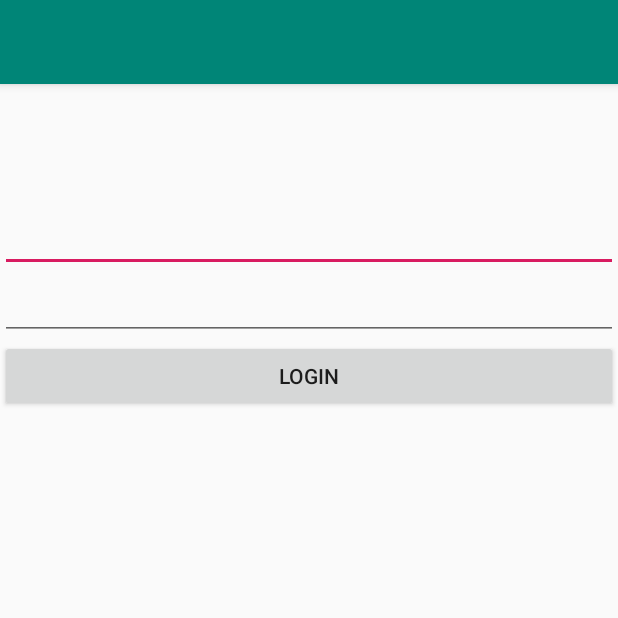
After one commit to JesusGo115/CST438-Project-One-Course-App, an Android app: the LoginActivity screen opened directly, with no data from a screen before it, on a phone screen of 412 x 824 dp, the top half of it. The commit adds this screen. Run offline under Robolectric (Android 15) with nearby library versions, the phone set to English and light mode, and no system bars.

Commit message:
working on login activity

```diff
--- /dev/null
+++ b/app/src/main/java/com/example/projectonecourseapp/LoginActivity.java
@@ -0,0 +1,30 @@
+package com.example.projectonecourseapp;
+
+import androidx.appcompat.app.AppCompatActivity;
+
+import android.os.Bundle;
+import android.view.View;
+import android.widget.Button;
+import android.widget.EditText;
+
+public class LoginActivity extends AppCompatActivity {
+
+    @Override
+    protected void onCreate(Bundle savedInstanceState) {
+        super.onCreate(savedInstanceState);
+        setContentView(R.layout.activity_login);
+
+        final EditText username = findViewById(R.id.username);
+        final EditText password = findViewById(R.id.password);
+
+        Button login_button = findViewById(R.id.login_button);
+        login_button.setOnClickListener(new View.OnClickListener() {
+            @Override
+            public void onClick(View v) {
+                String username_ = username.getText().toString();
+                String password_ = password.getText().toString();
+
+            }
+        });
+    }
+}
--- /dev/null
+++ b/app/src/main/res/layout/activity_login.xml
@@ -0,0 +1,46 @@
+<?xml version="1.0" encoding="utf-8"?>
+<LinearLayout xmlns:android="http://schemas.android.com/apk/res/android"
+    xmlns:app="http://schemas.android.com/apk/res-auto"
+    android:orientation="vertical"
+    android:layout_width="match_parent"
+    android:layout_height="match_parent">
+
+    <com.google.android.material.appbar.AppBarLayout
+        android:layout_width="match_parent"
+        android:layout_height="wrap_content"
+        android:theme="@style/AppTheme.AppBarOverlay">
+
+        <androidx.appcompat.widget.Toolbar
+            android:id="@+id/toolbar"
+            android:layout_width="match_parent"
+            android:layout_height="?attr/actionBarSize"
+            android:background="?attr/colorPrimary"
+            app:popupTheme="@style/AppTheme.PopupOverlay" />
+
+    </com.google.android.material.appbar.AppBarLayout>
+
+    <TextView
+        android:layout_width="match_parent"
+        android:layout_height="80dp"
+        android:id="@+id/message" />
+
+    <EditText
+        android:layout_width="match_parent"
+        android:layout_height="wrap_content"
+        android:id="@+id/username"
+        android:hint="@string/username"/>
+
+    <EditText
+        android:layout_width="match_parent"
+        android:layout_height="wrap_content"
+        android:id="@+id/password"
+        android:inputType="textPassword"
+        android:hint="@string/password" />
+
+    <Button
+        android:layout_width="match_parent"
+        android:layout_height="wrap_content"
+        android:text="@string/login"
+        android:id="@+id/login_button" />
+
+</LinearLayout>
--- a/app/src/main/res/values/colors.xml
+++ b/app/src/main/res/values/colors.xml
@@ -1,6 +1,6 @@
 <?xml version="1.0" encoding="utf-8"?>
 <resources>
-    <color name="colorPrimary">#6200EE</color>
-    <color name="colorPrimaryDark">#3700B3</color>
-    <color name="colorAccent">#03DAC5</color>
+    <color name="colorPrimary">#008577</color>
+    <color name="colorPrimaryDark">#00574B</color>
+    <color name="colorAccent">#D81B60</color>
 </resources>
--- /dev/null
+++ b/app/src/main/res/values/ids.xml
@@ -0,0 +1,6 @@
+<?xml version="1.0" encoding="utf-8"?>
+<resources>
+    <item name="username" type="id" />
+    <item name="password" type="id" />
+    <item name="login_button" type="id" />
+</resources>
--- a/app/src/main/res/values/strings.xml
+++ b/app/src/main/res/values/strings.xml
@@ -1,3 +1,7 @@
 <resources>
     <string name="app_name">Project One Course App</string>
+    <string name="username" />
+    <string name="password" />
+    <string name="login">Login</string>
+    <string name="title">Grade Tracker</string>
 </resources>
--- a/app/src/main/res/values/styles.xml
+++ b/app/src/main/res/values/styles.xml
@@ -8,4 +8,13 @@
         <item name="colorAccent">@color/colorAccent</item>
     </style>
 
+    <style name="AppTheme.NoActionBar">
+        <item name="windowActionBar">false</item>
+        <item name="windowNoTitle">true</item>
+    </style>
+
+    <style name="AppTheme.AppBarOverlay" parent="ThemeOverlay.AppCompat.Dark.ActionBar" />
+
+    <style name="AppTheme.PopupOverlay" parent="ThemeOverlay.AppCompat.Light" />
+
 </resources>
```
Also changed, not shown: app/src/main/AndroidManifest.xml (+16 -3 lines), app/src/main/res/layout/activity_main.xml (+27 -6 lines).
